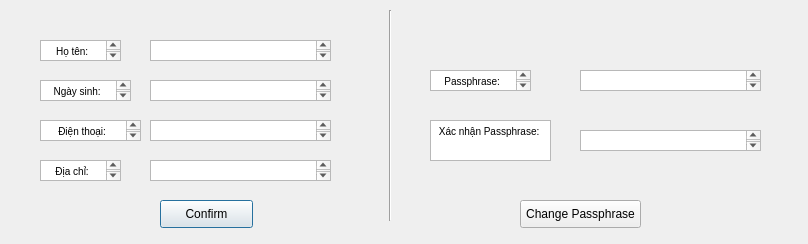
Before: the Qt Designer form Update_info.ui in minhhuy00600/ANMT_Project1, drawn with Qt 5.
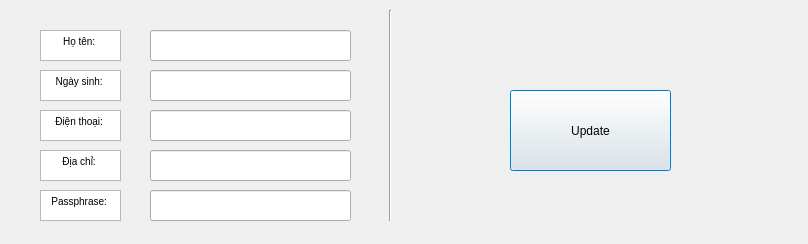
After: the same form once the commit is applied.

Commit message: Xong Update UI và Browser được file cần encrypt

```diff
--- a/Update_info.ui
+++ b/Update_info.ui
@@ -16,14 +16,14 @@
   <widget class="QPushButton" name="ConfirmInfo">
    <property name="geometry">
     <rect>
-     <x>160</x>
-     <y>200</y>
-     <width>93</width>
-     <height>28</height>
+     <x>510</x>
+     <y>90</y>
+     <width>161</width>
+     <height>81</height>
     </rect>
    </property>
    <property name="text">
-    <string>Confirm</string>
+    <string>Update</string>
    </property>
   </widget>
   <widget class="Line" name="line">
@@ -43,9 +43,9 @@
    <property name="geometry">
     <rect>
      <x>40</x>
-     <y>40</y>
+     <y>30</y>
      <width>81</width>
-     <height>21</height>
+     <height>31</height>
     </rect>
    </property>
    <property name="html">
@@ -60,9 +60,9 @@
    <property name="geometry">
     <rect>
      <x>40</x>
-     <y>80</y>
-     <width>91</width>
-     <height>21</height>
+     <y>70</y>
+     <width>81</width>
+     <height>31</height>
     </rect>
    </property>
    <property name="html">
@@ -77,9 +77,9 @@
    <property name="geometry">
     <rect>
      <x>40</x>
-     <y>120</y>
-     <width>101</width>
-     <height>21</height>
+     <y>110</y>
+     <width>81</width>
+     <height>31</height>
     </rect>
    </property>
    <property name="html">
@@ -94,9 +94,9 @@
    <property name="geometry">
     <rect>
      <x>40</x>
-     <y>160</y>
+     <y>150</y>
      <width>81</width>
-     <height>21</height>
+     <height>31</height>
     </rect>
    </property>
    <property name="html">
@@ -110,10 +110,10 @@
   <widget class="QTextBrowser" name="textBrowser_5">
    <property name="geometry">
     <rect>
-     <x>430</x>
-     <y>70</y>
-     <width>101</width>
-     <height>21</height>
+     <x>40</x>
+     <y>190</y>
+     <width>81</width>
+     <height>31</height>
     </rect>
    </property>
    <property name="html">
@@ -124,94 +124,84 @@
 &lt;p align=&quot;center&quot; style=&quot; margin-top:0px; margin-bottom:0px; margin-left:0px; margin-right:0px; -qt-block-indent:0; text-indent:0px;&quot;&gt;Passphrase: &lt;/p&gt;&lt;/body&gt;&lt;/html&gt;</string>
    </property>
   </widget>
-  <widget class="QTextBrowser" name="textBrowser_6">
+  <widget class="QLineEdit" name="passphrase_change">
    <property name="geometry">
     <rect>
-     <x>430</x>
-     <y>120</y>
-     <width>121</width>
-     <height>41</height>
+     <x>150</x>
+     <y>190</y>
+     <width>201</width>
+     <height>31</height>
     </rect>
    </property>
-   <property name="html">
-    <string>&lt;!DOCTYPE HTML PUBLIC &quot;-//W3C//DTD HTML 4.0//EN&quot; &quot;http://www.w3.org/TR/REC-html40/strict.dtd&quot;&gt;
-&lt;html&gt;&lt;head&gt;&lt;meta name=&quot;qrichtext&quot; content=&quot;1&quot; /&gt;&lt;style type=&quot;text/css&quot;&gt;
-p, li { white-space: pre-wrap; }
-&lt;/style&gt;&lt;/head&gt;&lt;body style=&quot; font-family:'MS Shell Dlg 2'; font-size:7.8pt; font-weight:400; font-style:normal;&quot;&gt;
-&lt;p align=&quot;center&quot; style=&quot; margin-top:0px; margin-bottom:0px; margin-left:0px; margin-right:0px; -qt-block-indent:0; text-indent:0px;&quot;&gt;Xác nhận Passphrase: &lt;/p&gt;&lt;/body&gt;&lt;/html&gt;</string>
+   <property name="echoMode">
+    <enum>QLineEdit::Password</enum>
    </property>
-  </widget>
-  <widget class="QTextEdit" name="InputName">
-   <property name="geometry">
-    <rect>
-     <x>150</x>
-     <y>40</y>
-     <width>181</width>
-     <height>21</height>
-    </rect>
+   <property name="readOnly">
+    <bool>false</bool>
    </property>
   </widget>
-  <widget class="QTextEdit" name="InputDoB">
+  <widget class="QLineEdit" name="InputName">
    <property name="geometry">
     <rect>
      <x>150</x>
-     <y>80</y>
-     <width>181</width>
-     <height>21</height>
+     <y>30</y>
+     <width>201</width>
+     <height>31</height>
     </rect>
    </property>
-  </widget>
-  <widget class="QTextEdit" name="InputPhoneNum">
-   <property name="geometry">
-    <rect>
-     <x>150</x>
-     <y>120</y>
-     <width>181</width>
-     <height>21</height>
-    </rect>
+   <property name="echoMode">
+    <enum>QLineEdit::Normal</enum>
    </property>
-  </widget>
-  <widget class="QTextEdit" name="InputAddress">
-   <property name="geometry">
-    <rect>
-     <x>150</x>
-     <y>160</y>
-     <width>181</width>
-     <height>21</height>
-    </rect>
+   <property name="readOnly">
+    <bool>false</bool>
    </property>
   </widget>
-  <widget class="QTextEdit" name="InputUPass">
+  <widget class="QLineEdit" name="InputDoB">
    <property name="geometry">
     <rect>
-     <x>580</x>
+     <x>150</x>
      <y>70</y>
-     <width>181</width>
-     <height>21</height>
+     <width>201</width>
+     <height>31</height>
     </rect>
    </property>
+   <property name="echoMode">
+    <enum>QLineEdit::Normal</enum>
+   </property>
+   <property name="readOnly">
+    <bool>false</bool>
+   </property>
   </widget>
-  <widget class="QTextEdit" name="InputUCPass">
+  <widget class="QLineEdit" name="InputPhoneNum">
    <property name="geometry">
     <rect>
-     <x>580</x>
-     <y>130</y>
-     <width>181</width>
-     <height>21</height>
+     <x>150</x>
+     <y>110</y>
+     <width>201</width>
+     <height>31</height>
     </rect>
    </property>
+   <property name="echoMode">
+    <enum>QLineEdit::Normal</enum>
+   </property>
+   <property name="readOnly">
+    <bool>false</bool>
+   </property>
   </widget>
-  <widget class="QPushButton" name="ChangePassphrase">
+  <widget class="QLineEdit" name="InputAddress">
    <property name="geometry">
     <rect>
-     <x>520</x>
-     <y>200</y>
-     <width>121</width>
-     <height>28</height>
+     <x>150</x>
+     <y>150</y>
+     <width>201</width>
+     <height>31</height>
     </rect>
    </property>
-   <property name="text">
-    <string>Change Passphrase</string>
+   <property name="echoMode">
+    <enum>QLineEdit::Normal</enum>
+   </property>
+   <property name="readOnly">
+    <bool>false</bool>
    </property>
   </widget>
  </widget>
```
Left out of the diff: 2 changed lines with no effect on the pictures. The commit also changes 8 other files.
